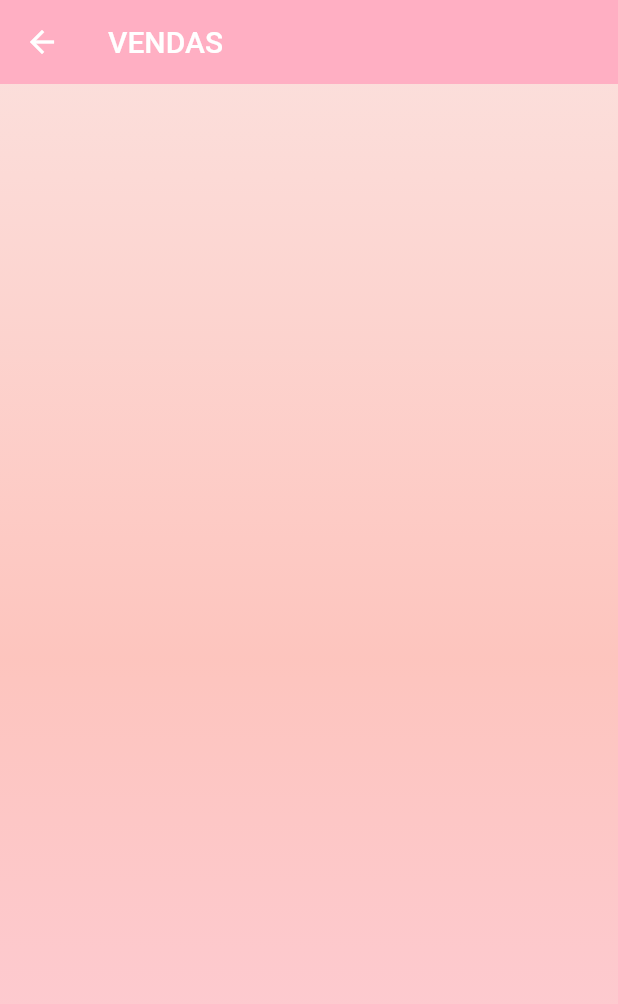
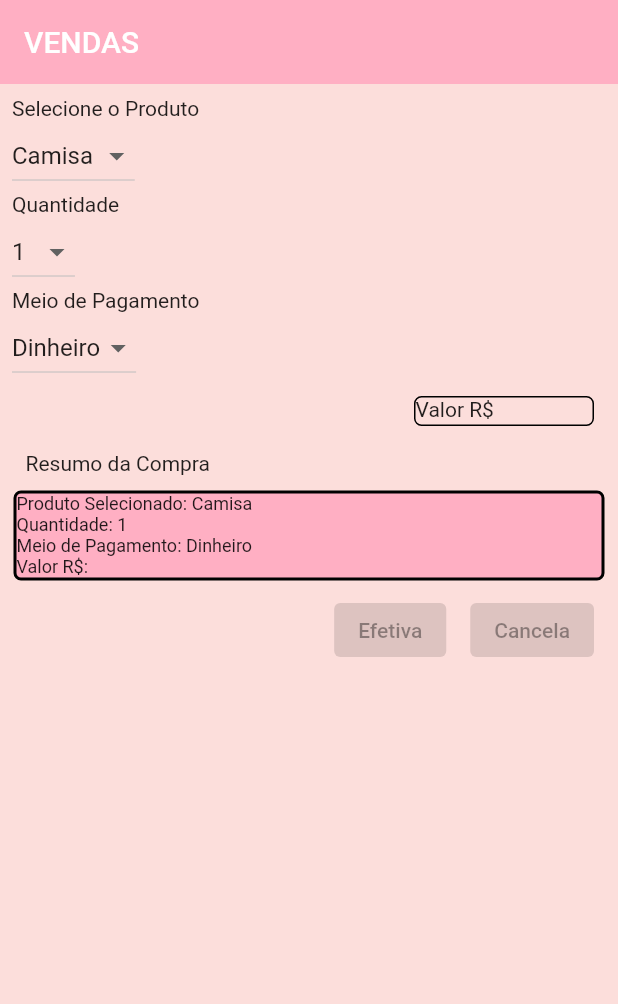
Before and after one commit to guimitsu/projeto_final, a Flutter app: the screen it shows after launch, after a tap on "VENDAS", on a phone screen of 412 x 824 dp. Shown: the top 1004 px of the screen. Run offline on Flutter 3.47's test engine with Material 2 defaults, Android fonts, the phone set to English and light mode, and no system bars; our stand-ins replace flutter_mobx, get_it; Roboto replaces fonts that are missing (Titillium).

Commit message:
Alteração nas telas Relatório e Vendas. Alteração no documento de Arquitetura

```diff
--- a/implementacao/mob_store/lib/aplicacao/relatorio.page.dart
+++ b/implementacao/mob_store/lib/aplicacao/relatorio.page.dart
@@ -63,6 +63,12 @@ class RelatorioPage extends StatelessWidget {
                         );
                       },
                     );
+                    if (dataFinal != null) {
+                      final finalData =
+                          DateFormat(DateFormat.YEAR_MONTH_DAY, 'en_US')
+                              .format(dataFinal);
+                      return finalData;
+                    }
                   },
                 )
               ],
--- a/implementacao/mob_store/lib/aplicacao/vendas.page.dart
+++ b/implementacao/mob_store/lib/aplicacao/vendas.page.dart
@@ -2,20 +2,153 @@ import 'package:flutter/material.dart';
 import 'package:mob_store/design/background.dart';
 
 class VendasPage extends StatelessWidget {
+  @override
+  Widget build(BuildContext context) {
+    return MaterialApp(
+      title: 'VENDAS',
+      home: DropDown(),
+    );
+  }
+}
+
+class DropDown extends StatefulWidget {
+  @override
+  _DropDownState createState() => _DropDownState();
+}
+
+class _DropDownState extends State<DropDown> {
+  String nomeProduto = "";
+  var _produtos = ['Camisa', 'Calça', 'Tenis', 'Jaqueta'];
+  var _itemSelecionado = 'Camisa';
+  var _qtde = ['1', '2', '3', '4', '5', '6', '7', '8', '9', '10'];
+  var _qtdeSelecionada = '1';
+  var _pagamento = ['Cartão', 'Dinheiro'];
+  var _meioPagamento = 'Dinheiro';
 
   @override
   Widget build(BuildContext context) {
     return Scaffold(
-      appBar: AppBar(
-        backgroundColor: Color(0xFFFFAFC3),
-        elevation: 0,
-        title: Text("VENDAS"),
-      ),
-      body: Container(
-        decoration: background_box,
-        height: MediaQuery.of(context).size.height,
-        width: MediaQuery.of(context).size.width,
-        child: Container(),
+        appBar: AppBar(
+          title: Text("VENDAS"),
+          backgroundColor: Color(0xFFFFAFC3),
+          elevation: 0,
+        ),
+        body: Container(
+          color: Color(0x59FFAAA0),
+          child: criaDropDownButton(),
+        ));
+  }
+
+  criaDropDownButton() {
+    return Container(
+      child: Padding(
+        padding: const EdgeInsets.all(8.0),
+        child: Column(
+          crossAxisAlignment: CrossAxisAlignment.start,
+          children: <Widget>[
+            Text("Selecione o Produto"),
+            DropdownButton<String>(
+              items: _produtos.map((String dropDownStringItem) {
+                return DropdownMenuItem<String>(
+                  value: dropDownStringItem,
+                  child: Text(dropDownStringItem),
+                );
+              }).toList(),
+              onChanged: (String novoItemSelecionado) {
+                setState(() {
+                  this._itemSelecionado = novoItemSelecionado;
+                });
+              },
+              value: _itemSelecionado,
+            ),
+            Text("Quantidade"),
+            DropdownButton<String>(
+              items: _qtde.map((String dropDownStringItem) {
+                return DropdownMenuItem<String>(
+                  value: dropDownStringItem,
+                  child: Text(dropDownStringItem),
+                );
+              }).toList(),
+              onChanged: (String novaqtdeSelecionada) {
+                setState(() {
+                  this._qtdeSelecionada = novaqtdeSelecionada;
+                });
+              },
+              value: _qtdeSelecionada,
+            ),
+            Text("Meio de Pagamento"),
+            DropdownButton<String>(
+              items: _pagamento.map((String dropDownStringItem) {
+                return DropdownMenuItem<String>(
+                  value: dropDownStringItem,
+                  child: Text(dropDownStringItem),
+                );
+              }).toList(),
+              onChanged: (String novoMeioPagamento) {
+                setState(() {
+                  this._meioPagamento = novoMeioPagamento;
+                });
+              },
+              value: _meioPagamento,
+            ),
+            Container(
+              alignment: Alignment.centerRight,
+              child: Padding(
+                  padding: const EdgeInsets.all(8.0),
+                  child: Container(
+                    height: 20,
+                    width: 120,
+                    child: Text('Valor R\$'),
+                    decoration: BoxDecoration(
+                      border: Border.all(color: Colors.black, width: 1),
+                      borderRadius: BorderRadius.all(Radius.circular(5)),
+                    ),
+                  )),
+            ),
+            Padding(
+              padding: const EdgeInsets.all(9.0),
+              child: Text('Resumo da Compra'),
+            ),
+            Padding(
+              padding: const EdgeInsets.all(1.0),
+              child: Container(
+                decoration: BoxDecoration(
+                  color: Color(0xFFFFAFC3),
+                  border: Border.all(color: Colors.black, width: 2),
+                  borderRadius: BorderRadius.all(Radius.circular(5)),
+                ),
+                child: Row(
+                  children: [
+                    Column(
+                      mainAxisAlignment: MainAxisAlignment.start,
+                      children: [
+                        Text(
+                          'Produto Selecionado: $_itemSelecionado \nQuantidade: $_qtdeSelecionada \nMeio de Pagamento: $_meioPagamento \nValor R\$:',
+                          style: TextStyle(fontSize: 12.0),
+                        ),
+                      ],
+                    ),
+                  ],
+                ),
+              ),
+            ),
+            Row(
+              mainAxisAlignment: MainAxisAlignment.end,
+              children: <Widget>[
+                Padding(
+                  padding: const EdgeInsets.all(8.0),
+                  child:
+                      ElevatedButton(child: Text('Efetiva'), onPressed: null),
+                ),
+                Padding(
+                  padding: const EdgeInsets.all(8.0),
+                  child:
+                      ElevatedButton(child: Text('Cancela'), onPressed: null),
+                )
+              ],
+            )
+          ],
+        ),
       ),
     );
   }
--- a/implementacao/mob_store/pubspec.yaml
+++ b/implementacao/mob_store/pubspec.yaml
@@ -23,7 +23,7 @@ environment:
 dependencies:
   flutter:
     sdk: flutter
-    intl: ^0.16.1
+
   flutter_mobx: ^1.1.0+2
   fluttericon: 1.0.7
   get_it: 5.0.6
```
Also changed, not shown: analise_projeto/diagramas/diagrama_de_sequencia (Relatorio).png (added), analise_projeto/diagramas/diagrama_de_sequencia(Altera Produto).png, analise_projeto/diagramas/diagrama_de_sequencia(Excluir Produto).png, analise_projeto/diagramas/diagrama_de_sequencia(Insere Produto).png, analise_projeto/diagramas/diagrama_de_sequencia(Venda).png (added), implementacao/mob_store/pubspec.lock, 1 other file.
